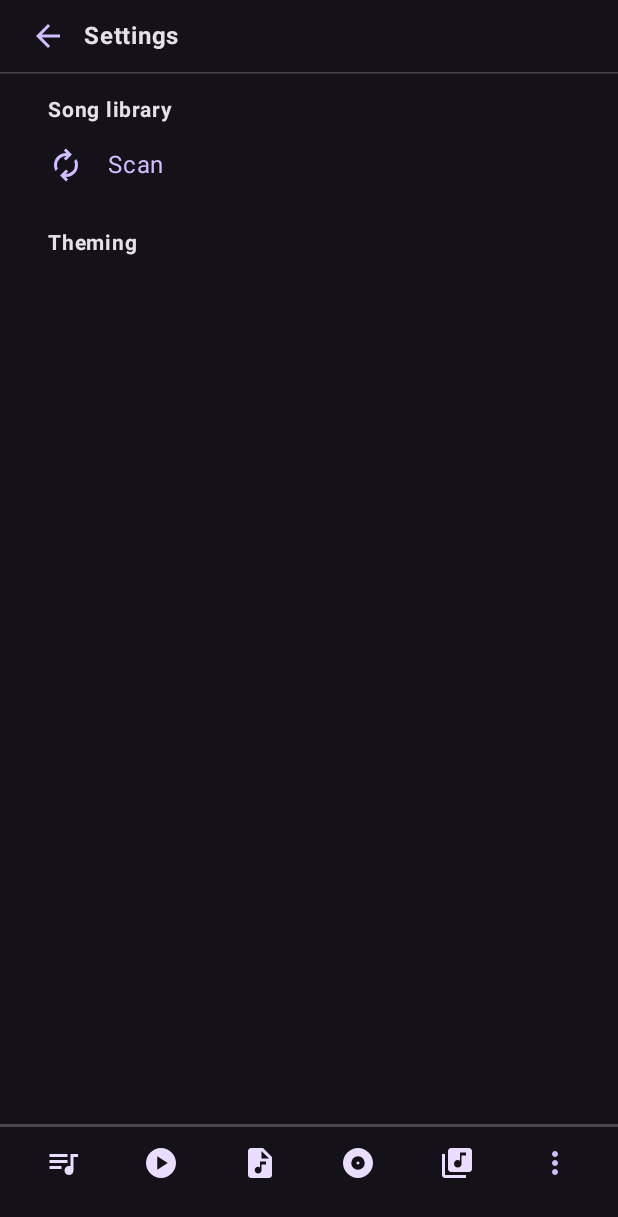
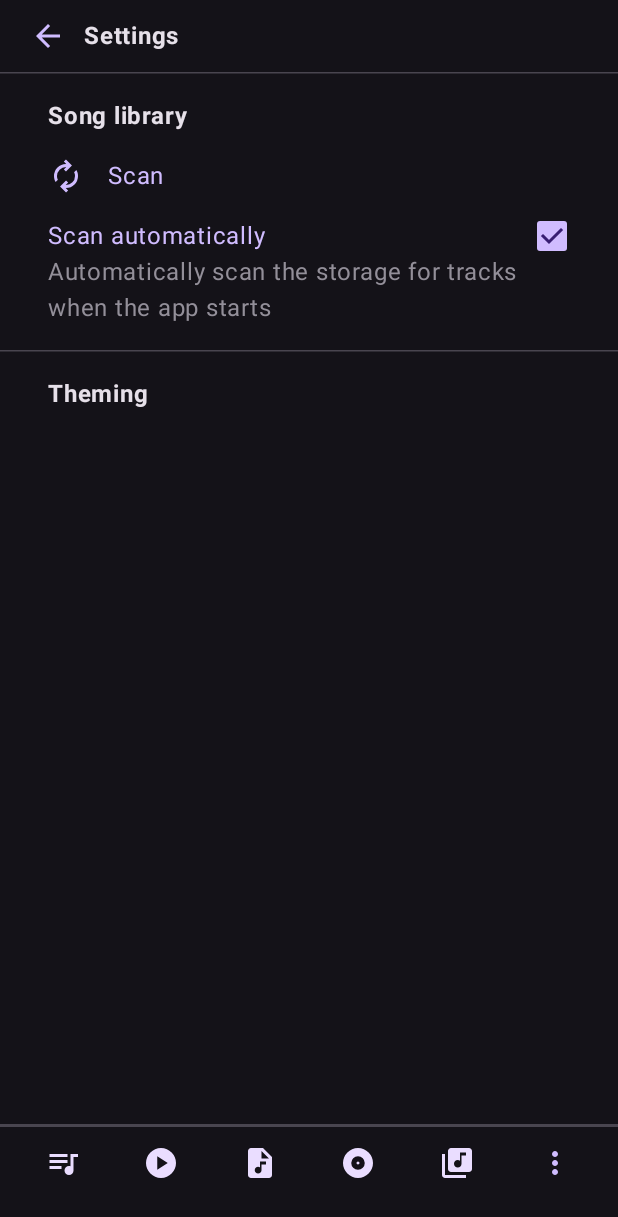
Before and after one commit to DanieleErcole/SimpleMusicPlayer, an Android app built with Jetpack Compose: the SettingsScreen screen opened through its navigation route, on a phone screen of 412 x 824 dp. Shown: the top 1217 px of the screen. Run offline under Robolectric (Android 15) with nearby library versions, the phone set to English and light mode, and no system bars; 4 statements that could not run were skipped.

Commit message:
Autoscan toggle + layout fixes + settings page layout

```diff
--- a/app/src/main/java/com/example/musicplayer/data/db/AlbumDao.kt
+++ b/app/src/main/java/com/example/musicplayer/data/db/AlbumDao.kt
@@ -16,6 +16,7 @@ interface AlbumDao {
     @Query("""
         SELECT * FROM album
         WHERE :searchString IS NULL OR name LIKE '%' || :searchString || '%'
+        ORDER BY name
     """)
     fun getAllAlbumsFlow(searchString: String?): Flow<List<Album>>
 
--- a/app/src/main/java/com/example/musicplayer/data/db/TrackDao.kt
+++ b/app/src/main/java/com/example/musicplayer/data/db/TrackDao.kt
@@ -19,7 +19,7 @@ interface TrackDao {
         SELECT * FROM TrackWithAlbum
         WHERE (:artists IS NULL OR artist in (:artists))
             AND (:searchString IS NULL OR title LIKE '%' || :searchString || '%' OR name LIKE '%' || :searchString || '%')
-        ORDER BY addedToLibrary ASC
+        ORDER BY title ASC
     """)
     fun getAllTracksFlow(artists: List<String>?, searchString: String?): Flow<List<TrackWithAlbum>>
 
--- a/app/src/main/java/com/example/musicplayer/ui/MusicPlayerApp.kt
+++ b/app/src/main/java/com/example/musicplayer/ui/MusicPlayerApp.kt
@@ -72,10 +72,12 @@ fun MusicPlayerApp(
     val ctx = LocalContext.current
     val app = app(ctx)
 
-    val observer = remember { MusicObserver(
-        scanner = app.scanner,
-        ctx = ctx
-    ) }
+    val observer = remember {
+        MusicObserver(
+            scanner = app.scanner,
+            ctx = ctx
+        )
+    }
 
     val permission = if (Build.VERSION.SDK_INT >= 33) Manifest.permission.READ_MEDIA_AUDIO
     else Manifest.permission.READ_EXTERNAL_STORAGE
@@ -93,7 +95,7 @@ fun MusicPlayerApp(
         LaunchedEffect(Unit, relaunchPermission) { permissionsLauncher.launch(permission) }
 
     LaunchedEffect(hasPermission) {
-        if (hasPermission) {
+        if (appVm.canAutoScan() && hasPermission) {
             Log.i(null, "Scanning tracks")
             withContext(Dispatchers.IO) {
                 app.scanner.scanDirectories(ctx)
--- a/app/src/main/java/com/example/musicplayer/ui/components/TrackList.kt
+++ b/app/src/main/java/com/example/musicplayer/ui/components/TrackList.kt
@@ -173,7 +173,6 @@ fun TrackList(
         }
         Divider()
         LazyColumn(
-            verticalArrangement = Arrangement.spacedBy(16.dp),
             modifier = Modifier
                 .weight(.8f)
         ) {
--- a/app/src/main/java/com/example/musicplayer/ui/screens/PlaylistsScreen.kt
+++ b/app/src/main/java/com/example/musicplayer/ui/screens/PlaylistsScreen.kt
@@ -57,6 +57,7 @@ import com.example.musicplayer.ui.state.PlaylistsVM
 import com.example.musicplayer.ui.state.TrackListVM
 import com.example.musicplayer.utils.THUMBNAILS_GRID_COUNT
 import com.example.musicplayer.utils.app
+import com.example.musicplayer.utils.offSetCells
 import kotlinx.coroutines.Dispatchers
 import kotlin.collections.first
 import kotlin.collections.ifEmpty
@@ -196,14 +197,16 @@ fun PlaylistGrid(
             verticalArrangement = Arrangement.spacedBy(8.dp),
             modifier = Modifier
                 .weight(.9f)
-                .padding(top = 8.dp, start = 8.dp, end = 8.dp)
+                .padding(start = 8.dp, end = 8.dp)
         ) {
+            offSetCells(3)
             items(playlists.value) {
                 PlaylistItem(
                     playlist = it,
                     onClick = { onSelectPlaylist(it.playlist) }
                 )
             }
+            offSetCells(3)
         }
     }
 }
--- a/app/src/main/java/com/example/musicplayer/ui/screens/SettingsScreen.kt
+++ b/app/src/main/java/com/example/musicplayer/ui/screens/SettingsScreen.kt
@@ -8,8 +8,8 @@ import androidx.compose.foundation.layout.fillMaxWidth
 import androidx.compose.foundation.layout.padding
 import androidx.compose.foundation.rememberScrollState
 import androidx.compose.foundation.verticalScroll
+import androidx.compose.material3.Checkbox
 import androidx.compose.material3.Icon
-import androidx.compose.material3.IconButton
 import androidx.compose.material3.MaterialTheme
 import androidx.compose.material3.Text
 import androidx.compose.runtime.Composable
@@ -22,6 +22,7 @@ import androidx.compose.ui.res.painterResource
 import androidx.compose.ui.text.font.FontWeight
 import androidx.compose.ui.unit.dp
 import androidx.compose.ui.unit.sp
+import androidx.lifecycle.compose.collectAsStateWithLifecycle
 import androidx.navigation.NavController
 import com.example.musicplayer.R
 import com.example.musicplayer.ui.components.Divider
@@ -36,7 +37,6 @@ fun SettingsScreen(
     vm: SettingsVM,
     dialogsVm: DialogsVM
 ) {
-    val ctx = LocalContext.current
     Column(
         modifier = modifier
             .fillMaxWidth()
@@ -65,33 +65,67 @@ fun SettingsScreen(
         Column(
             modifier = Modifier
                 .fillMaxWidth()
-                .padding(horizontal = 32.dp)
                 .verticalScroll(rememberScrollState())
+        ) {
+            LibrarySection(
+                vm = vm,
+                modifier = Modifier
+                    .padding(top = 16.dp)
+            )
+            Divider(modifier = Modifier.padding(vertical = 16.dp))
+            ThemingSection(vm = vm)
+        }
+    }
+}
+
+@Composable
+fun LibrarySection(
+    modifier: Modifier = Modifier,
+    vm: SettingsVM
+) {
+    val ctx = LocalContext.current
+    val autoScan = vm.autoScan.collectAsStateWithLifecycle()
+    Column(
+        modifier = modifier
+            .fillMaxWidth()
     ) {
         Text(
             text = "Song library",
             fontWeight = FontWeight.Bold,
-                fontSize = 14.sp,
-                lineHeight = 14.sp,
-                modifier = Modifier.padding(top = 16.dp)
+            modifier = Modifier.padding(start = 32.dp)
         )
         //TODO (maybe) implement blacklist
-            //TODO: implement automatic scan toggle with checkbox checking
         SettingsItem(
             onClick = { vm.rescan(ctx) },
             painter = painterResource(R.drawable.scan),
-                text = "Scan",
+            title = "Scan",
             tint = MaterialTheme.colorScheme.primary
         )
+        CheckboxSettingsItem(
+            onClick = { vm.toggleAutoScan() },
+            title = "Scan automatically",
+            text = "Automatically scan the storage for tracks when the app starts",
+            checked = autoScan.value,
+            tint = MaterialTheme.colorScheme.primary
+        )
+    }
+}
+
+@Composable
+fun ThemingSection(
+    modifier: Modifier = Modifier,
+    vm: SettingsVM
+) {
+    Column(
+        modifier = modifier
+            .fillMaxWidth()
+    ) {
         Text(
             text = "Theming",
             fontWeight = FontWeight.Bold,
-                fontSize = 14.sp,
-                lineHeight = 14.sp,
-                modifier = Modifier.padding(top = 16.dp)
+            modifier = Modifier.padding(start = 32.dp)
         )
         //TODO: implement accent color
-        }
     }
 }
 
@@ -99,29 +133,83 @@ fun SettingsScreen(
 fun SettingsItem(
     onClick: () -> Unit,
     painter: Painter? = null,
-    text: String,
+    title: String,
+    text: String? = null,
     tint: Color,
     modifier: Modifier = Modifier
+) {
+    Column(
+        modifier = modifier
+            .padding(top = 16.dp, start = 32.dp, end = 32.dp)
+            .fillMaxWidth()
+            .clickable(onClick = onClick)
     ) {
         Row(
             horizontalArrangement = Arrangement.Start,
             verticalAlignment = Alignment.CenterVertically,
-        modifier = modifier
-            .padding(vertical = 16.dp)
+            modifier = Modifier
                 .fillMaxWidth()
-            .clickable(onClick = onClick)
         ) {
             painter?.let {
                 Icon(
                     painter = it,
-                contentDescription = text,
+                    contentDescription = title,
                     tint = tint
                 )
             }
+            val mod = painter?.let { Modifier.padding(start = 16.dp) } ?: Modifier
             Text(
-            text = text,
+                text = title,
                 color = tint,
-            modifier = Modifier.padding(start = 16.dp)
+                modifier = mod
+            )
+        }
+        text?.let {
+            Text(
+                text = it,
+                color = MaterialTheme.colorScheme.outline,
+                modifier = Modifier.fillMaxWidth()
             )
         }
     }
+}
+
+@Composable
+fun CheckboxSettingsItem(
+    onClick: () -> Unit,
+    title: String,
+    text: String? = null,
+    tint: Color,
+    checked: Boolean,
+    modifier: Modifier = Modifier
+) {
+    Column(
+        modifier = modifier
+            .padding(top = 16.dp, start = 32.dp, end = 32.dp)
+            .fillMaxWidth()
+            .clickable(onClick = onClick)
+    ) {
+        Row(
+            horizontalArrangement = Arrangement.SpaceBetween,
+            verticalAlignment = Alignment.CenterVertically,
+            modifier = modifier
+                .fillMaxWidth()
+        ) {
+            Text(
+                text = title,
+                color = tint
+            )
+            Checkbox(
+                checked = checked,
+                onCheckedChange = null
+            )
+        }
+        text?.let {
+            Text(
+                text = it,
+                color = MaterialTheme.colorScheme.outline,
+                modifier = Modifier.fillMaxWidth()
+            )
+        }
+    }
+}
--- a/app/src/main/java/com/example/musicplayer/ui/state/MusicPlayerVM.kt
+++ b/app/src/main/java/com/example/musicplayer/ui/state/MusicPlayerVM.kt
@@ -15,6 +15,7 @@ import com.example.musicplayer.services.player.PlayerController
 import kotlinx.coroutines.Dispatchers
 import kotlinx.coroutines.flow.SharingStarted
 import kotlinx.coroutines.flow.StateFlow
+import kotlinx.coroutines.flow.first
 import kotlinx.coroutines.flow.stateIn
 import kotlinx.coroutines.launch
 import kotlinx.coroutines.withContext
@@ -27,6 +28,8 @@ class MusicPlayerVM(
 
     val snackBarState = SnackbarHostState()
     val errors = playerController.errorFlow
+
+    suspend fun canAutoScan() = userPrefs.autoScan.first()
 
     fun rescan(ctx: Context) {
         viewModelScope.launch {
--- a/app/src/main/java/com/example/musicplayer/ui/state/SettingsVM.kt
+++ b/app/src/main/java/com/example/musicplayer/ui/state/SettingsVM.kt
@@ -11,6 +11,8 @@ import com.example.musicplayer.MusicPlayerApplication
 import com.example.musicplayer.data.UserPreferencesRepository
 import com.example.musicplayer.services.MusicScanner
 import kotlinx.coroutines.Dispatchers
+import kotlinx.coroutines.flow.SharingStarted
+import kotlinx.coroutines.flow.stateIn
 import kotlinx.coroutines.launch
 import kotlinx.coroutines.withContext
 
@@ -19,11 +21,24 @@ class SettingsVM(
     private val scanner: MusicScanner
 ) : ViewModel() {
 
+    val autoScan = prefsRepo.autoScan
+        .stateIn(
+            initialValue = true,
+            scope = viewModelScope,
+            started = SharingStarted.WhileSubscribed(5000)
+        )
+
     fun rescan(ctx: Context) {
         viewModelScope.launch {
             withContext(Dispatchers.IO) {
                 scanner.scanDirectories(ctx)
             }
+        }
+    }
+
+    fun toggleAutoScan() {
+        viewModelScope.launch {
+            prefsRepo.updateAutoScan(!autoScan.value)
         }
     }
 
--- a/app/src/main/java/com/example/musicplayer/utils/Constants.kt
+++ b/app/src/main/java/com/example/musicplayer/utils/Constants.kt
@@ -11,9 +11,8 @@ object DefaultAlbum {
 }
 
 object UserPrefKeys {
-    const val SCANNED_DIRS = "scannedDirectories"
-    const val FIRST_LAUNCH = "firstLaunch"
-    const val REPO_TAG = "UserPreferencesRepo"
+    const val AUTO_SCAN = "autoScan"
+    const val ACCENT_COLOR = "accentColor"
 }
 
 object PlayerStateKeys {
```
Also changed, not shown: app/src/main/java/com/example/musicplayer/data/PlayerStateRepository.kt (+7 -18 lines), app/src/main/java/com/example/musicplayer/data/UserPreferencesRepository.kt (+19 -40 lines), app/src/main/java/com/example/musicplayer/ui/screens/AlbumsScreen.kt (+6 -1 lines), app/src/main/java/com/example/musicplayer/utils/Utils.kt (+20 -29 lines). Lines whose indentation alone changed are shown as unchanged.
